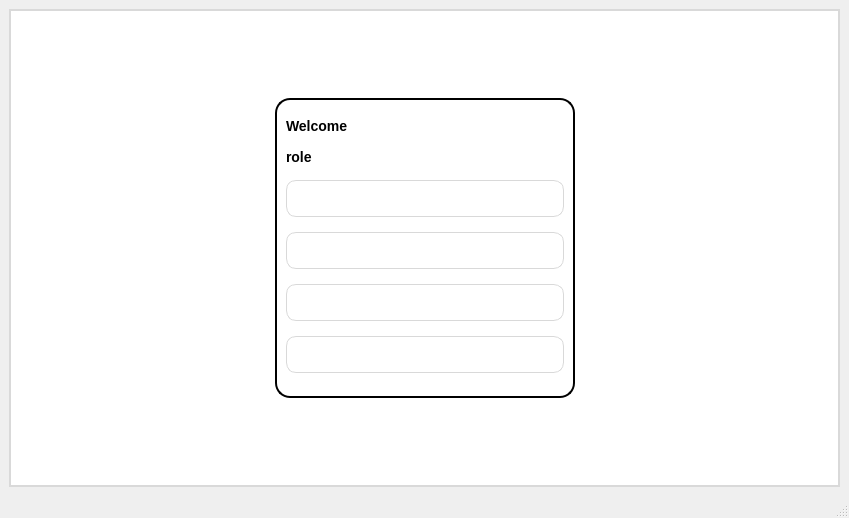
Old version of the form mainwindow.ui in the repository zubair-appdev/SolarACHT_2.
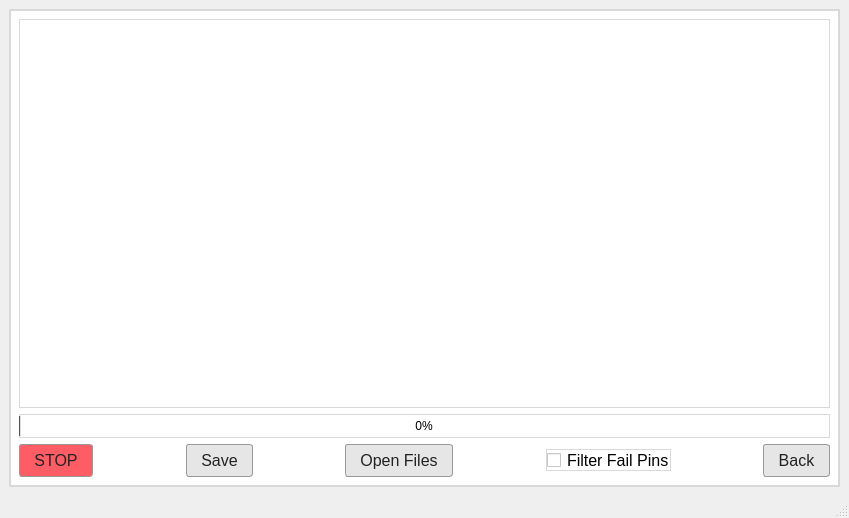
New version of the form. Icons and pictures are not drawn.

Commit message: started two wire receiving packet implementation.

```diff
--- a/mainwindow.ui
+++ b/mainwindow.ui
@@ -53,7 +53,7 @@
     gridline-color: #d9d9d9;</string>
       </property>
       <property name="currentIndex">
-       <number>4</number>
+       <number>13</number>
       </property>
       <widget class="QWidget" name="page">
        <layout class="QGridLayout" name="gridLayout_2">
@@ -4663,6 +4663,272 @@
         </item>
        </layout>
       </widget>
+      <widget class="QWidget" name="page_twoWireTest">
+       <layout class="QGridLayout" name="gridLayout_17">
+        <item row="0" column="0">
+         <widget class="QTableView" name="tableView_twoWireTest"/>
+        </item>
+        <item row="1" column="0">
+         <widget class="QProgressBar" name="progressBar_twoWire">
+          <property name="maximum">
+           <number>100</number>
+          </property>
+          <property name="value">
+           <number>0</number>
+          </property>
+          <property name="alignment">
+           <set>Qt::AlignCenter</set>
+          </property>
+          <property name="orientation">
+           <enum>Qt::Horizontal</enum>
+          </property>
+          <property name="invertedAppearance">
+           <bool>false</bool>
+          </property>
+         </widget>
+        </item>
+        <item row="2" column="0">
+         <layout class="QHBoxLayout" name="horizontalLayout_14">
+          <item>
+           <widget class="QPushButton" name="pushButton_stopTwoWireTest">
+            <property name="font">
+             <font>
+              <pointsize>12</pointsize>
+              <weight>50</weight>
+              <bold>false</bold>
+             </font>
+            </property>
+            <property name="styleSheet">
+             <string notr="true">QPushButton {
+    background-color: #ff5d65;
+    color: #222222;
+    border: 1px solid #999999;
+    border-radius: 3px;
+    padding: 6px 14px;
+    font-size: 12pt;
+    font-weight: normal;
+}
+
+QPushButton:hover {
+    background-color: #dcdcdc;
+    border: 1px solid #777777;
+}
+
+QPushButton:pressed {
+    background-color: #c8c8c8;
+    border: 1px solid #666666;
+    padding-top: 7px;
+    padding-left: 15px;
+}
+
+QPushButton:disabled {
+    background-color: #eeeeee;
+    color: #999999;
+    border: 1px solid #cccccc;
+}</string>
+            </property>
+            <property name="text">
+             <string>STOP</string>
+            </property>
+           </widget>
+          </item>
+          <item>
+           <spacer name="horizontalSpacer_31">
+            <property name="orientation">
+             <enum>Qt::Horizontal</enum>
+            </property>
+            <property name="sizeHint" stdset="0">
+             <size>
+              <width>40</width>
+              <height>20</height>
+             </size>
+            </property>
+           </spacer>
+          </item>
+          <item>
+           <widget class="QPushButton" name="pushButton_saveTwoWirePdf">
+            <property name="font">
+             <font>
+              <pointsize>12</pointsize>
+              <weight>50</weight>
+              <bold>false</bold>
+             </font>
+            </property>
+            <property name="styleSheet">
+             <string notr="true">QPushButton {
+    background-color: #e6e6e6;
+    color: #222222;
+    border: 1px solid #999999;
+    border-radius: 3px;
+    padding: 6px 14px;
+    font-size: 12pt;
+    font-weight: normal;
+}
+
+QPushButton:hover {
+    background-color: #dcdcdc;
+    border: 1px solid #777777;
+}
+
+QPushButton:pressed {
+    background-color: #c8c8c8;
+    border: 1px solid #666666;
+    padding-top: 7px;
+    padding-left: 15px;
+}
+
+QPushButton:disabled {
+    background-color: #eeeeee;
+    color: #999999;
+    border: 1px solid #cccccc;
+}</string>
+            </property>
+            <property name="text">
+             <string>Save</string>
+            </property>
+           </widget>
+          </item>
+          <item>
+           <spacer name="horizontalSpacer_32">
+            <property name="orientation">
+             <enum>Qt::Horizontal</enum>
+            </property>
+            <property name="sizeHint" stdset="0">
+             <size>
+              <width>40</width>
+              <height>20</height>
+             </size>
+            </property>
+           </spacer>
+          </item>
+          <item>
+           <widget class="QPushButton" name="pushButton_openTwoWireFiles">
+            <property name="font">
+             <font>
+              <pointsize>12</pointsize>
+              <weight>50</weight>
+              <bold>false</bold>
+             </font>
+            </property>
+            <property name="styleSheet">
+             <string notr="true">QPushButton {
+    background-color: #e6e6e6;
+    color: #222222;
+    border: 1px solid #999999;
+    border-radius: 3px;
+    padding: 6px 14px;
+    font-size: 12pt;
+    font-weight: normal;
+}
+
+QPushButton:hover {
+    background-color: #dcdcdc;
+    border: 1px solid #777777;
+}
+
+QPushButton:pressed {
+    background-color: #c8c8c8;
+    border: 1px solid #666666;
+    padding-top: 7px;
+    padding-left: 15px;
+}
+
+QPushButton:disabled {
+    background-color: #eeeeee;
+    color: #999999;
+    border: 1px solid #cccccc;
+}</string>
+            </property>
+            <property name="text">
+             <string>Open Files</string>
+            </property>
+           </widget>
+          </item>
+          <item>
+           <spacer name="horizontalSpacer_33">
+            <property name="orientation">
+             <enum>Qt::Horizontal</enum>
+            </property>
+            <property name="sizeHint" stdset="0">
+             <size>
+              <width>40</width>
+              <height>20</height>
+             </size>
+            </property>
+           </spacer>
+          </item>
+          <item>
+           <widget class="QCheckBox" name="checkBox_showFailedPinsTwoWire">
+            <property name="font">
+             <font>
+              <pointsize>12</pointsize>
+             </font>
+            </property>
+            <property name="text">
+             <string>Filter Fail Pins</string>
+            </property>
+           </widget>
+          </item>
+          <item>
+           <spacer name="horizontalSpacer_34">
+            <property name="orientation">
+             <enum>Qt::Horizontal</enum>
+            </property>
+            <property name="sizeHint" stdset="0">
+             <size>
+              <width>40</width>
+              <height>20</height>
+             </size>
+            </property>
+           </spacer>
+          </item>
+          <item>
+           <widget class="QPushButton" name="pushButton_backFromTwoWireTest">
+            <property name="font">
+             <font>
+              <pointsize>12</pointsize>
+              <weight>50</weight>
+              <bold>false</bold>
+             </font>
+            </property>
+            <property name="styleSheet">
+             <string notr="true">QPushButton {
+    background-color: #e6e6e6;
+    color: #222222;
+    border: 1px solid #999999;
+    border-radius: 3px;
+    padding: 6px 14px;
+    font-size: 12pt;
+    font-weight: normal;
+}
+
+QPushButton:hover {
+    background-color: #dcdcdc;
+    border: 1px solid #777777;
+}
+
+QPushButton:pressed {
+    background-color: #c8c8c8;
+    border: 1px solid #666666;
+    padding-top: 7px;
+    padding-left: 15px;
+}
+
+QPushButton:disabled {
+    background-color: #eeeeee;
+    color: #999999;
+    border: 1px solid #cccccc;
+}</string>
+            </property>
+            <property name="text">
+             <string>Back</string>
+            </property>
+           </widget>
+          </item>
+         </layout>
+        </item>
+       </layout>
+      </widget>
      </widget>
     </item>
    </layout>
```
The commit also changes 4 other files.
